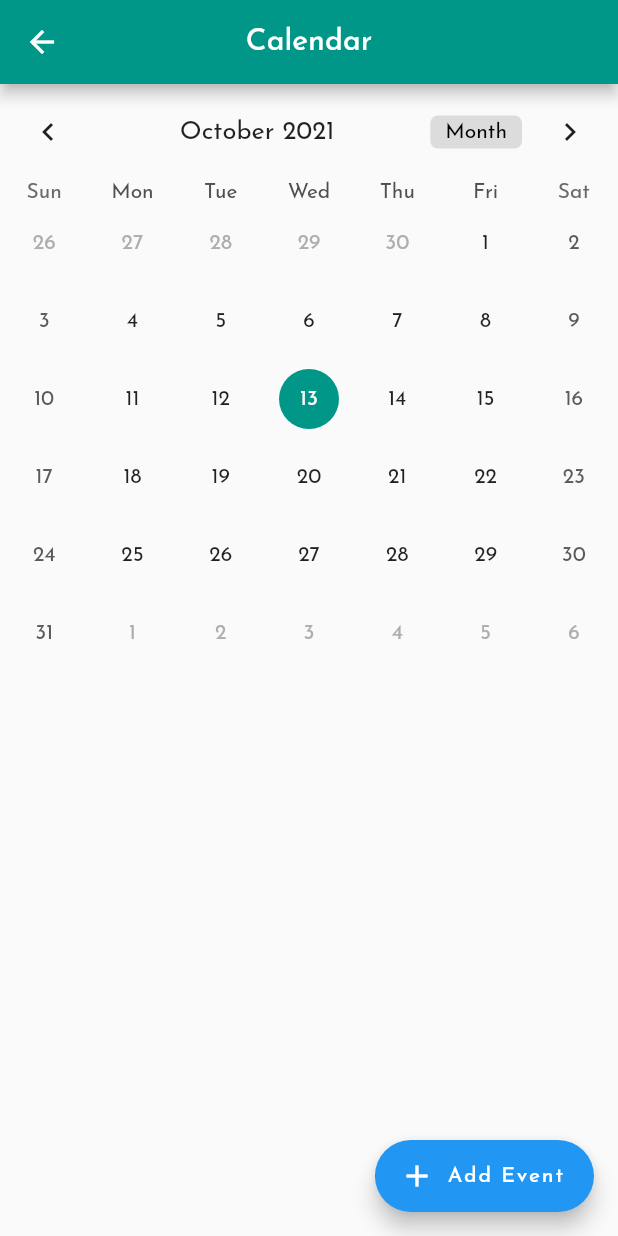
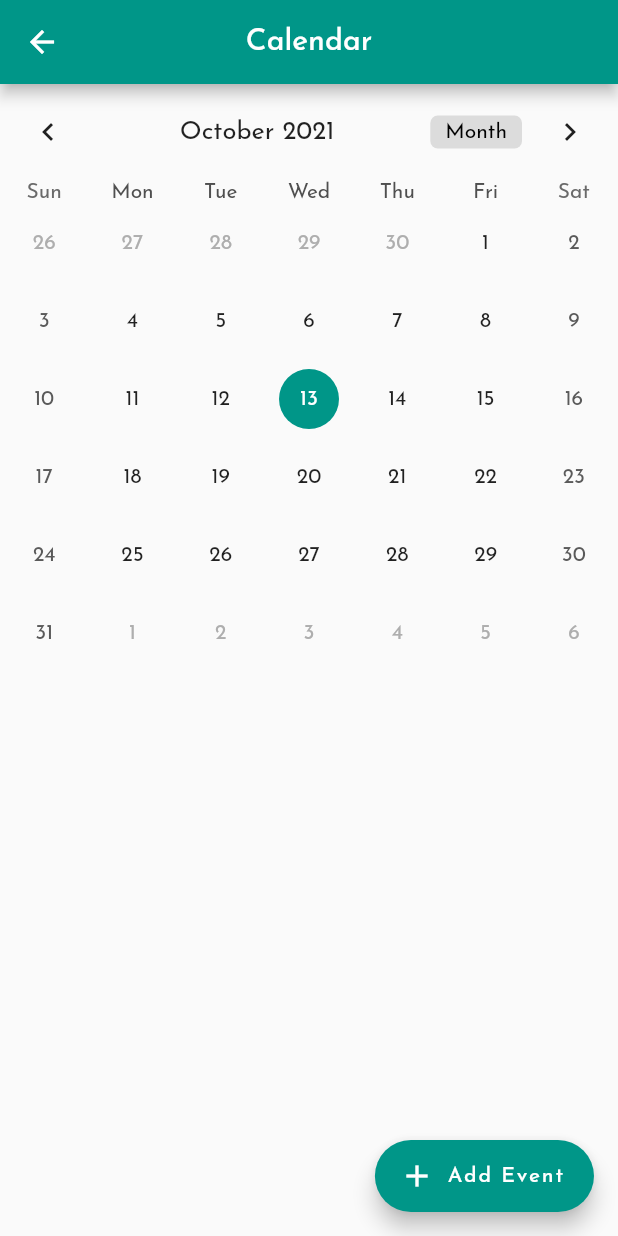
Before and after one commit to vaishnavikpatil/office_schedular, a Flutter app: the Calendar screen opened directly, on a phone screen of 412 x 824 dp. Run offline on Flutter 3.47's test engine with Material 2 defaults, Android fonts, the phone set to English and light mode, and no system bars; drawn by our look-alikes of table_calendar; our stand-ins replace firebase_core, font_awesome_flutter, google_fonts; accounts and stored records are empty.

Commit message:
nine commit

```diff
--- a/lib/app_screens/calendar_screen.dart
+++ b/lib/app_screens/calendar_screen.dart
@@ -1,6 +1,5 @@
 import 'package:flutter/material.dart';
 import 'package:table_calendar/table_calendar.dart';
-
 
 class Calendar extends StatefulWidget {
   @override
@@ -39,10 +38,10 @@ class _CalendarState extends State<Calendar> {
         title: Text("Calendar"),
         centerTitle: true,
       ),
-      body: Column(
-        mainAxisSize : MainAxisSize.min,
+      body: ListView(
+
         children: [
-          Flexible(child:
+         Expanded(child:
           TableCalendar(
             focusedDay: selectedDay,
             firstDay: DateTime(1990),
@@ -155,6 +154,7 @@ class _CalendarState extends State<Calendar> {
             ],
           ),
         ),
+        backgroundColor: Colors.teal,
         label: Text("Add Event"),
         icon: Icon(Icons.add),
       ),
```
Also changed, not shown: lib/app_screens/home_screen.dart (+12 -0 lines), lib/app_screens/register_screen.dart (+6 -1 lines), lib/main.dart (+4 -4 lines), pubspec.lock.
